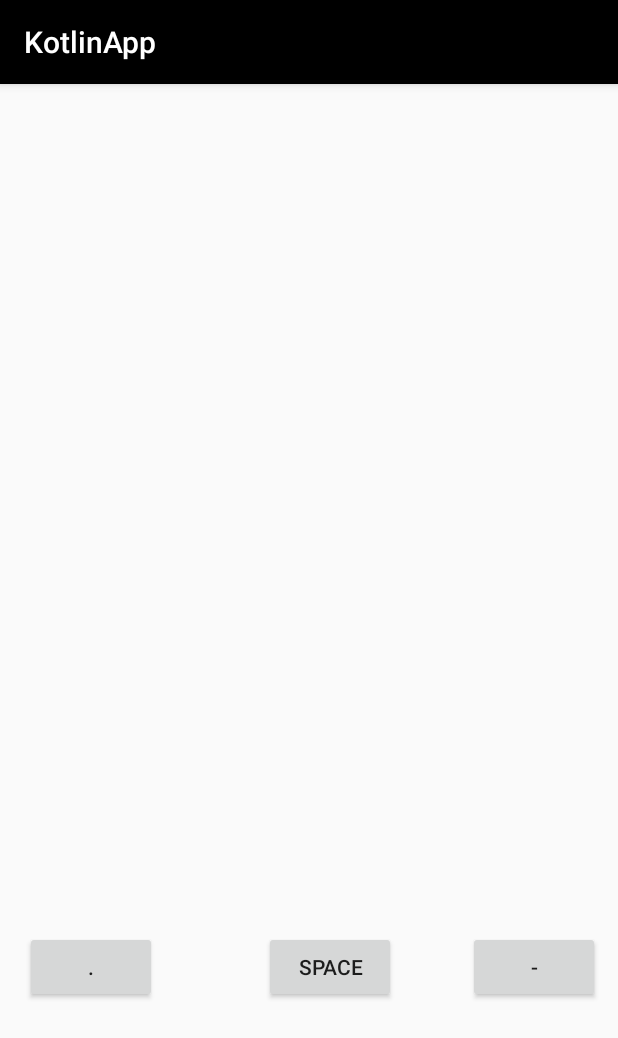
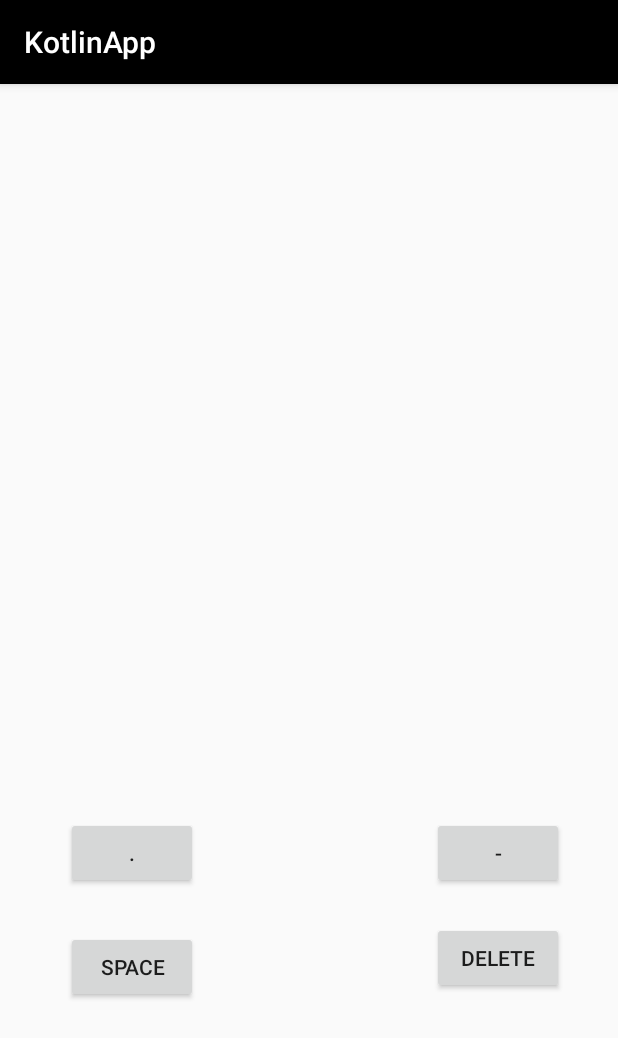
Before and after one commit to diegosoriarios/morseWriter, an Android app: the screen it shows after launch (MainActivity), on a phone screen of 412 x 824 dp. Shown: the top 1038 px of the screen. Run offline under Robolectric (Android 15) with nearby library versions, the phone set to English and light mode, and no system bars.

Commit message:
Delete button

```diff
--- a/app/src/main/java/com/example/diegorios/kotlinapp/MainActivity.kt
+++ b/app/src/main/java/com/example/diegorios/kotlinapp/MainActivity.kt
@@ -35,4 +35,12 @@ class MainActivity : AppCompatActivity() {
         word += " "
         showString.text = word
     }
+
+    fun deleteChar(view: View){
+        val showString = findViewById<TextView>(R.id.textView2)
+        val stringValue = showString.text.toString()
+        var word = stringValue
+        word = word.substring(0, (word.length - 1))
+        showString.text = word
+    }
 }
--- a/app/src/main/res/layout/activity_main.xml
+++ b/app/src/main/res/layout/activity_main.xml
@@ -20,21 +20,19 @@
             android:onClick="hash"
             android:layout_width="wrap_content"
             android:layout_height="wrap_content"
-            android:id="@+id/button3" android:layout_marginTop="156dp"
+            android:id="@+id/button3" android:layout_marginTop="80dp"
             app:layout_constraintTop_toBottomOf="@+id/textView2" app:layout_constraintStart_toEndOf="@+id/button"
             android:layout_marginStart="44dp" android:layout_marginLeft="44dp" android:layout_marginEnd="8dp"
-            app:layout_constraintEnd_toEndOf="parent" android:layout_marginRight="8dp"/>
+            app:layout_constraintEnd_toEndOf="parent" android:layout_marginRight="8dp"
+            app:layout_constraintHorizontal_bias="0.8"/>
     <Button
             android:text="."
             android:onClick="dot"
             android:layout_width="wrap_content"
             android:layout_height="wrap_content"
-            android:id="@+id/button4" android:layout_marginTop="156dp"
-            app:layout_constraintTop_toBottomOf="@+id/textView2" android:layout_marginEnd="8dp"
-            android:layout_marginRight="8dp"
-            android:layout_marginStart="8dp" app:layout_constraintStart_toStartOf="parent"
-            android:layout_marginLeft="8dp" app:layout_constraintEnd_toEndOf="@+id/button3"
-            app:layout_constraintHorizontal_bias="0.029"/>
+            android:id="@+id/button4" android:layout_marginTop="80dp"
+            app:layout_constraintTop_toBottomOf="@+id/textView2" app:layout_constraintEnd_toEndOf="parent"
+            android:layout_marginEnd="280dp" android:layout_marginRight="280dp"/>
     <Button
             android:text="Space"
             android:onClick="space"
@@ -42,6 +40,14 @@
             android:layout_height="wrap_content"
             android:id="@+id/button" android:layout_marginTop="156dp"
             app:layout_constraintTop_toBottomOf="@+id/textView2" app:layout_constraintEnd_toEndOf="parent"
-            android:layout_marginEnd="148dp" android:layout_marginRight="148dp"/>
+            android:layout_marginEnd="280dp" android:layout_arginRight="280dp"/>
+    <Button
+            android:text="Delete"
+            android:onClick="deleteChar"
+            android:layout_width="wrap_content"
+            android:layout_height="wrap_content"
+            android:id="@+id/button2" app:layout_constraintEnd_toEndOf="parent" android:layout_marginEnd="36dp"
+            android:layout_marginRight="8dp" android:layout_marginTop="150dp"
+            app:layout_constraintTop_toBottomOf="@+id/textView2"/>
 
 </android.support.constraint.ConstraintLayout>
```
